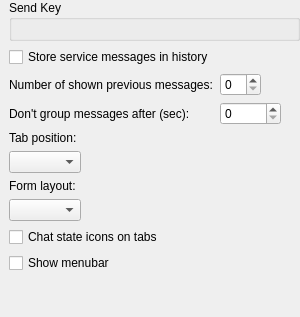
The window that core/src/corelayers/adiumchat/chatforms/tabbedchatform/settings/tabbedchatbehavior.ui (euroelessar/qutim) describes before a commit, drawn with Qt 5.
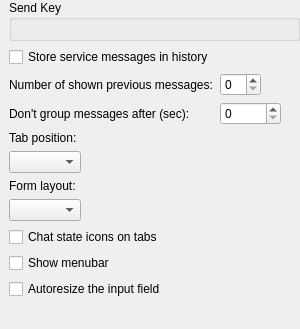
The same window after the commit.

Commit message: Input field with dynamic height.

Patch:
```diff
--- a/core/src/corelayers/adiumchat/chatforms/tabbedchatform/settings/tabbedchatbehavior.ui
+++ b/core/src/corelayers/adiumchat/chatforms/tabbedchatform/settings/tabbedchatbehavior.ui
@@ -7,7 +7,7 @@
     <x>0</x>
     <y>0</y>
     <width>300</width>
-    <height>317</height>
+    <height>329</height>
    </rect>
   </property>
   <property name="windowTitle">
@@ -117,6 +117,13 @@
      </property>
     </widget>
    </item>
+   <item row="10" column="0">
+    <widget class="QCheckBox" name="autoresizeBox">
+     <property name="text">
+      <string>Autoresize the input field</string>
+     </property>
+    </widget>
+   </item>
   </layout>
  </widget>
  <resources/>
```
The commit also changes 9 other files.
